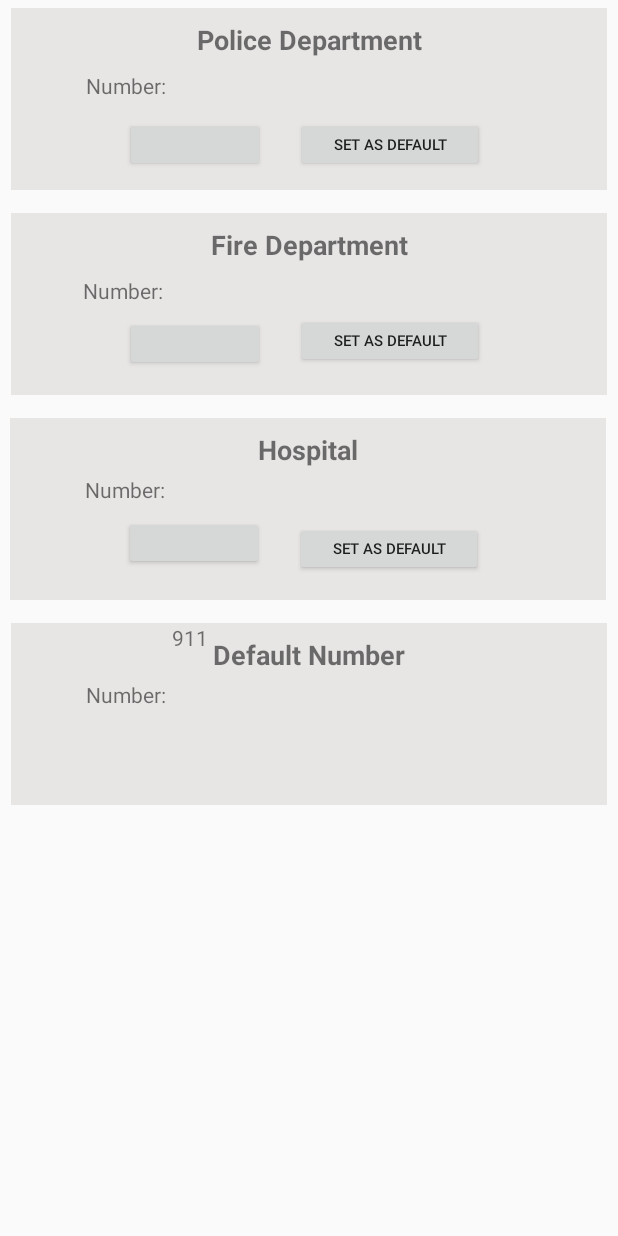
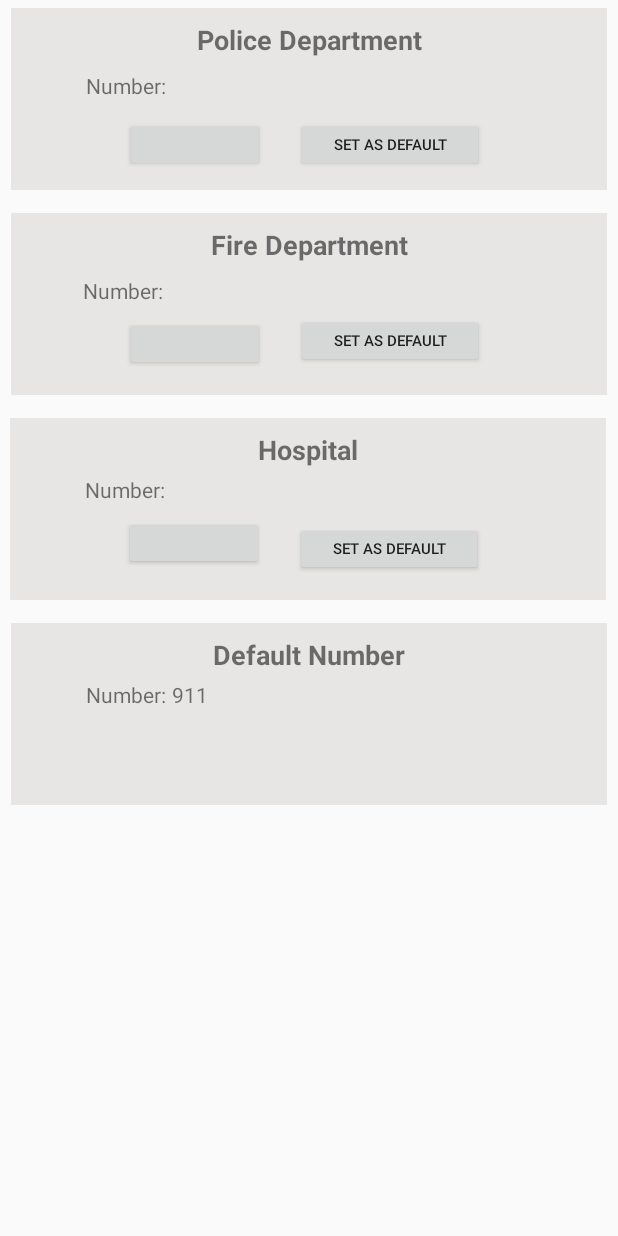
Before and after one commit to mkdragasa/Ragasa_Ramos_MP, an Android app: the EmergencyServicesSettings screen opened directly, with no data from a screen before it, on a phone screen of 412 x 824 dp. Run offline under Robolectric (Android 15) with nearby library versions, the phone set to English and light mode, and no system bars.

Commit message:
Emergency Services Layout

```diff
--- a/app/src/main/res/layout/activity_emergency_services_settings.xml
+++ b/app/src/main/res/layout/activity_emergency_services_settings.xml
@@ -176,10 +176,11 @@
             android:id="@+id/tv_DefaultNum"
             android:layout_width="266dp"
             android:layout_height="21dp"
+            android:layout_marginTop="4dp"
             android:layout_marginEnd="24dp"
             android:text="911"
             app:layout_constraintEnd_toEndOf="parent"
-            tools:layout_editor_absoluteY="38dp" />
+            app:layout_constraintTop_toBottomOf="@+id/tv3" />
 
 
     </androidx.constraintlayout.widget.ConstraintLayout>
```
